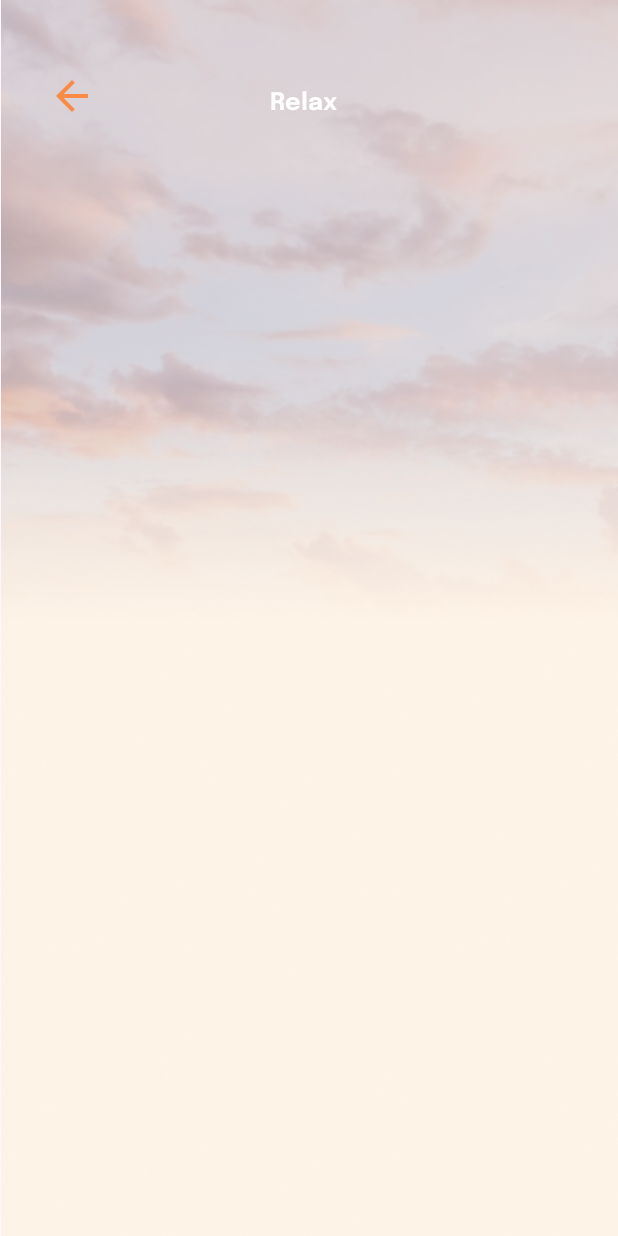
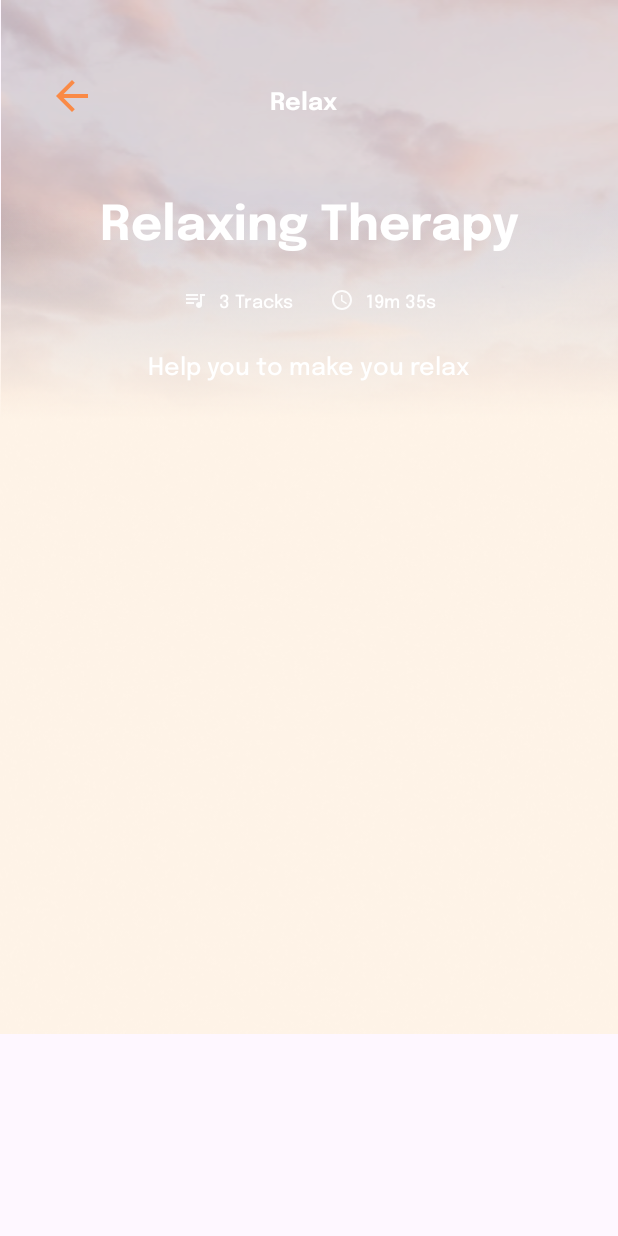
Before and after one commit to FerdinandPrabaswara/Sehati, an Android app: the MusicTherapyActivity screen opened directly, with no data from a screen before it, on a phone screen of 412 x 824 dp. Run offline under Robolectric (Android 15) with nearby library versions, the phone set to English and light mode, and no system bars; our stand-ins replace Firebase (no records; nobody signed in at launch, a user with empty details on screens opened directly).

Commit message:
Finished Music Therapy Feature

```diff
--- a/app/src/main/java/com/example/sehati/MusicTherapyActivity.java
+++ b/app/src/main/java/com/example/sehati/MusicTherapyActivity.java
@@ -25,16 +25,12 @@ public class MusicTherapyActivity extends AppCompatActivity {
     private DatabaseReference databaseReference;
     private List<MusicTherapy> musicTherapyList;
     private MusicTherapyAdapter musicTherapyAdapter;
-//    private FirebaseAuth mAuth;
 
     @Override
     protected void onCreate(Bundle savedInstanceState) {
         super.onCreate(savedInstanceState);
         binding = ActivityMusicTherapyBinding.inflate(getLayoutInflater());
         setContentView(binding.getRoot());
-
-        // Initialize FirebaseAuth instance
-//        mAuth = FirebaseAuth.getInstance();
 
         // Initialize RecyclerView
         binding.recyclerView.setLayoutManager(new LinearLayoutManager(this));
@@ -45,17 +41,8 @@ public class MusicTherapyActivity extends AppCompatActivity {
         // Initialize Firebase Database
         databaseReference = FirebaseDatabase.getInstance().getReference("musicTherapies");
 
-        // Check authentication status
-//        FirebaseUser currentUser = mAuth.getCurrentUser();
-//        if (currentUser != null) {
-//            // User is authenticated, proceed with database access
-//            fetchMusicTherapyData();
-//        } else {
-//            // User is not authenticated, handle accordingly (e.g., prompt for login)
-//            Toast.makeText(this, "Please log in to access data", Toast.LENGTH_SHORT).show();
-//            // Redirect user to login activity or prompt for login
-//            // Example: startActivity(new Intent(this, LoginActivity.class));
-//        }
+        fetchMusicTherapyData();
+
     }
 
     private void fetchMusicTherapyData() {
--- /dev/null
+++ b/app/src/main/res/drawable/iconpause.xml
@@ -0,0 +1,5 @@
+<vector android:alpha="0.9" android:height="64dp" android:tint="#FE8235"
+    android:viewportHeight="24" android:viewportWidth="24"
+    android:width="64dp" xmlns:android="http://schemas.android.com/apk/res/android">
+    <path android:fillColor="@android:color/white" android:pathData="M6,19h4L10,5L6,5v14zM14,5v14h4L18,5h-4z"/>
+</vector>
--- a/app/src/main/res/layout/activity_music_therapy.xml
+++ b/app/src/main/res/layout/activity_music_therapy.xml
@@ -18,10 +18,12 @@
     <ImageView
         android:id="@+id/imageView12"
         android:layout_width="match_parent"
-        android:layout_height="wrap_content"
+        android:layout_height="match_parent"
         app:layout_constraintBottom_toBottomOf="parent"
         app:layout_constraintEnd_toEndOf="parent"
+        app:layout_constraintHorizontal_bias="0.0"
         app:layout_constraintStart_toStartOf="parent"
+        app:layout_constraintTop_toBottomOf="@+id/imageView11"
         app:srcCompat="@drawable/bgbottom" />
 
     <ImageView
@@ -33,6 +35,124 @@
         app:layout_constraintStart_toStartOf="parent"
         app:layout_constraintTop_toTopOf="parent"
         app:srcCompat="@drawable/iconarrow" />
+
+    <LinearLayout
+        android:id="@+id/linearLayout3"
+        android:layout_width="wrap_content"
+        android:layout_height="wrap_content"
+        android:layout_marginTop="48dp"
+        android:gravity="center"
+        android:orientation="vertical"
+        app:layout_constraintEnd_toEndOf="parent"
+        app:layout_constraintStart_toStartOf="parent"
+        app:layout_constraintTop_toBottomOf="@+id/pageRelax">
+
+
+        <TextView
+            android:id="@+id/titleRelax"
+            android:layout_width="wrap_content"
+            android:layout_height="wrap_content"
+            android:fontFamily="@font/epilogue_bold"
+            android:gravity="center_horizontal"
+            android:text="Relaxing Therapy"
+            android:textColor="#FFFFFF"
+            android:textSize="32sp"
+            app:layout_constraintStart_toStartOf="parent"
+            app:layout_constraintTop_toBottomOf="@+id/pageRelax" />
+
+
+        <LinearLayout
+            android:layout_width="wrap_content"
+            android:layout_height="wrap_content"
+            android:layout_gravity="center"
+            android:layout_marginTop="24dp"
+            android:orientation="horizontal">
+
+
+            <LinearLayout
+                android:id="@+id/linearLayout"
+                android:layout_width="wrap_content"
+                android:layout_height="wrap_content"
+                android:orientation="horizontal"
+                app:layout_constraintEnd_toStartOf="@+id/linearLayout2"
+                app:layout_constraintHorizontal_chainStyle="packed"
+                app:layout_constraintStart_toStartOf="parent"
+                app:layout_constraintTop_toBottomOf="@+id/titleRelax">
+
+
+                <ImageView
+                    android:id="@+id/imageView15"
+                    android:layout_width="wrap_content"
+                    android:layout_height="wrap_content"
+                    app:srcCompat="@drawable/iconmusic"
+                    tools:layout_editor_absoluteX="120dp"
+                    tools:layout_editor_absoluteY="223dp" />
+
+
+                <TextView
+                    android:id="@+id/textView13"
+                    android:layout_width="wrap_content"
+                    android:layout_height="wrap_content"
+                    android:layout_marginLeft="8dp"
+                    android:fontFamily="@font/epilogue_medium"
+                    android:text="3 Tracks"
+                    android:textColor="#FFFFFF"
+                    android:textSize="12sp"
+                    tools:layout_editor_absoluteX="144dp"
+                    tools:layout_editor_absoluteY="223dp" />
+            </LinearLayout>
+
+
+            <LinearLayout
+                android:id="@+id/linearLayout2"
+                android:layout_width="wrap_content"
+                android:layout_height="wrap_content"
+                android:layout_marginStart="24dp"
+                app:layout_constraintEnd_toEndOf="parent"
+                app:layout_constraintHorizontal_bias="0.5"
+                app:layout_constraintStart_toEndOf="@+id/linearLayout"
+                app:layout_constraintTop_toBottomOf="@+id/titleRelax">
+
+
+                <ImageView
+                    android:id="@+id/imageView17"
+                    android:layout_width="wrap_content"
+                    android:layout_height="16dp"
+                    app:srcCompat="@drawable/icontime"
+                    tools:layout_editor_absoluteX="218dp"
+                    tools:layout_editor_absoluteY="223dp" />
+
+
+                <TextView
+                    android:id="@+id/textView14"
+                    android:layout_width="wrap_content"
+                    android:layout_height="wrap_content"
+                    android:layout_marginLeft="8dp"
+                    android:fontFamily="@font/epilogue_medium"
+                    android:text="19m 35s"
+                    android:textColor="#FFFFFF"
+                    android:textSize="12sp"
+                    tools:layout_editor_absoluteX="242dp"
+                    tools:layout_editor_absoluteY="223dp" />
+            </LinearLayout>
+        </LinearLayout>
+
+
+        <TextView
+            android:id="@+id/textView15"
+            android:layout_width="wrap_content"
+            android:layout_height="wrap_content"
+            android:layout_marginTop="24dp"
+            android:fontFamily="@font/epilogue_medium"
+            android:text="Help you to make you relax"
+            android:textColor="#FFFFFF"
+            android:textSize="16sp"
+            app:layout_constraintEnd_toEndOf="parent"
+            app:layout_constraintHorizontal_bias="0.497"
+            app:layout_constraintStart_toStartOf="parent"
+            app:layout_constraintTop_toBottomOf="@+id/titleRelax" />
+    </LinearLayout>
+
 
     <TextView
         android:id="@+id/pageRelax"
@@ -49,13 +169,13 @@
 
     <androidx.recyclerview.widget.RecyclerView
         android:id="@+id/recyclerView"
-        android:layout_width="0dp"
-        android:layout_height="0dp"
-        android:layout_marginTop="48dp"
-        app:layout_constraintBottom_toTopOf="@+id/imageView12"
+        android:layout_width="match_parent"
+        android:layout_height="wrap_content"
+        android:layout_marginStart="32dp"
+        android:layout_marginTop="64dp"
+        android:layout_marginEnd="32dp"
         app:layout_constraintEnd_toEndOf="parent"
         app:layout_constraintHorizontal_bias="0.0"
         app:layout_constraintStart_toStartOf="parent"
-        app:layout_constraintTop_toBottomOf="@+id/pageRelax"
-        app:layout_constraintVertical_bias="1.0" />
+        app:layout_constraintTop_toBottomOf="@+id/linearLayout3" />
 </androidx.constraintlayout.widget.ConstraintLayout>
```
